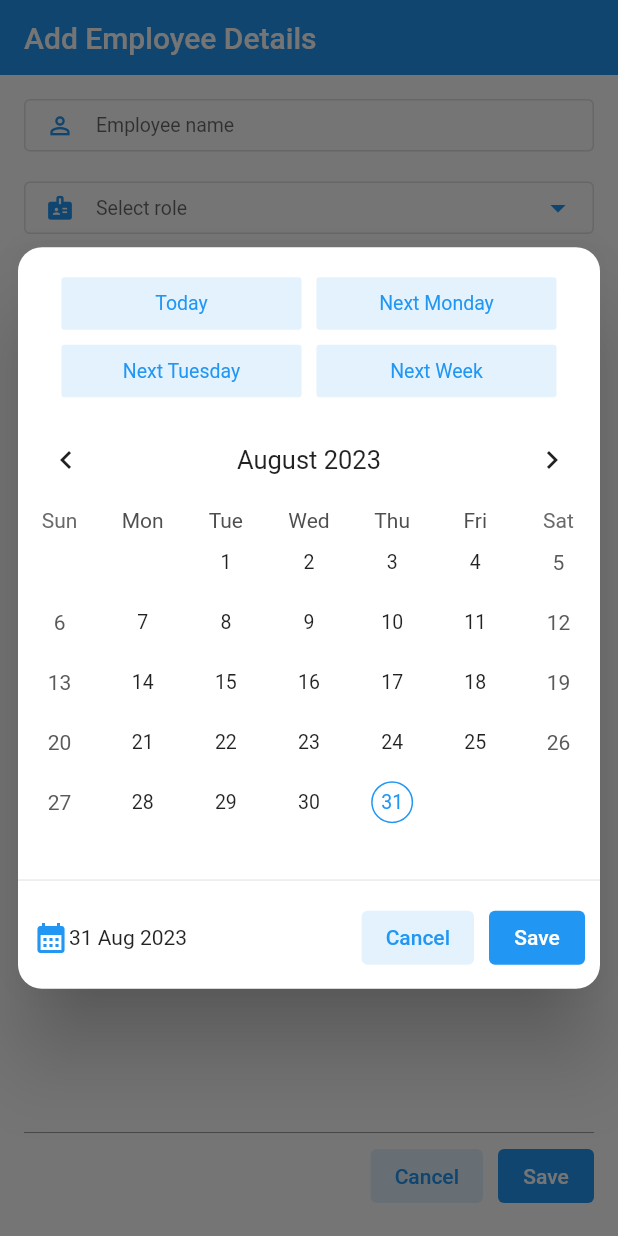
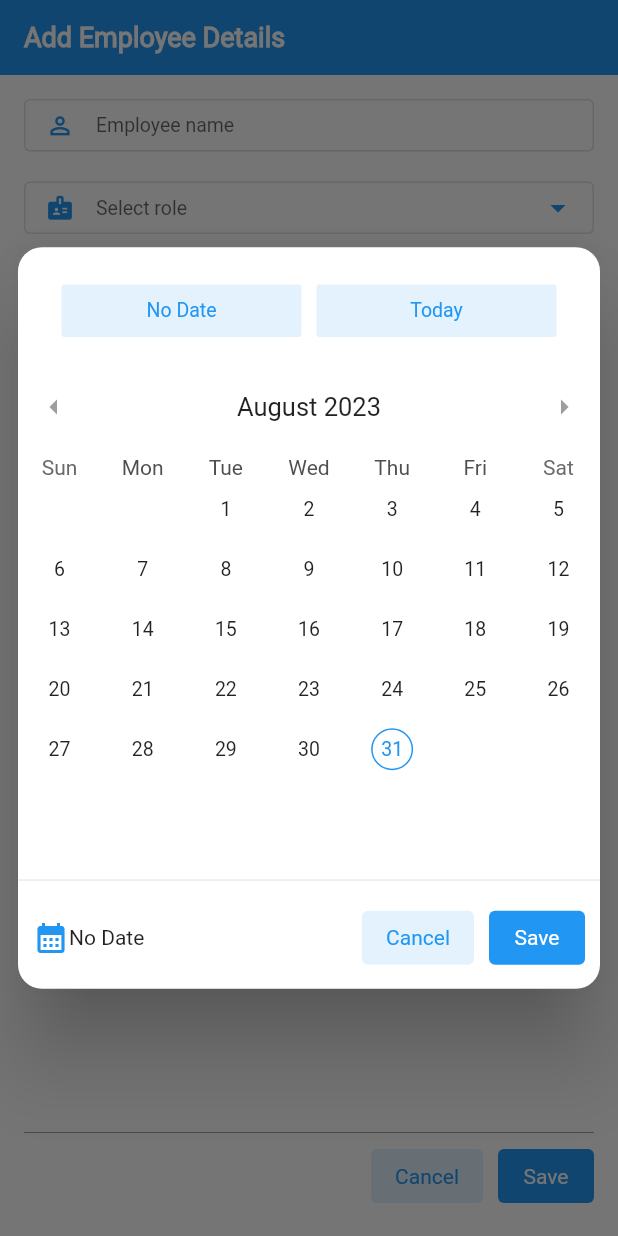
Before and after one commit to CodeRebirth/simple_employee_management, a Flutter app: the AddOrEditEmployeeDetails screen opened directly, after a tap on "No date", on a phone screen of 412 x 824 dp. Run offline on Flutter 3.47's test engine with Material 2 defaults, Android fonts, the phone set to English and light mode, and no system bars; drawn by our look-alikes of table_calendar; our stand-ins replace bloc, equatable, flutter_bloc, flutter_svg, sqflite; accounts and stored records are empty.

Commit message:
completed calender part and ui fixes

```diff
--- a/lib/main.dart
+++ b/lib/main.dart
@@ -1,4 +1,5 @@
 import 'package:flutter/material.dart';
+import 'package:flutter/services.dart';
 import 'package:flutter_bloc/flutter_bloc.dart';
 import 'package:simple_employee_management/ui/screens/employee_list.dart';
 import 'bloc/employee_list_bloc.dart';
@@ -8,6 +9,9 @@ void main() {
   WidgetsFlutterBinding.ensureInitialized();
   final databaseHelper = DatabaseHelper();
   databaseHelper.initDatabase().then((value) {
+    SystemChrome.setPreferredOrientations([
+      DeviceOrientation.portraitUp,
+    ]);
     runApp(MultiBlocProvider(providers: [
       BlocProvider<EmployeeListBloc>(
         create: (context) => EmployeeListBloc(databaseHelper)..add(FetchEmployeeListEvent()),
@@ -24,6 +28,7 @@ class MyApp extends StatelessWidget {
       debugShowCheckedModeBanner: false,
       title: 'Employee Manager',
       theme: ThemeData(
+        fontFamily: 'Roboto',
         primaryColor: Colors.blue,
         appBarTheme: const AppBarTheme(elevation: 0),
         scaffoldBackgroundColor: Colors.white,
--- a/lib/ui/screens/add_employee.dart
+++ b/lib/ui/screens/add_employee.dart
@@ -64,19 +64,39 @@ class _AddEmployeeDetailsState extends State<AddOrEditEmployeeDetails> {
           child: StatefulBuilder(
             builder: (context, setState) {
               return SizedBox(
-                height: MediaQuery.of(context).size.height * .60,
+                height: MediaQuery.of(context).size.height <= 700 ? MediaQuery.of(context).size.height * .84 : MediaQuery.of(context).size.height * .60,
                 child: Padding(
                   padding: const EdgeInsets.only(top: 10.0),
                   child: Center(
                     child: Column(
                       children: [
-                        Container(
+                        Expanded(
+                          child: Container(
                               padding: const EdgeInsets.all(10.0),
                               alignment: Alignment.center,
                               child: Wrap(
                                 runSpacing: 10,
                                 spacing: 10,
                                 children: [
+                                  if (whichDate == "endDate")
+                                    InkWell(
+                                      onTap: () {
+                                        setState(() {
+                                          selectedTile = "No Date";
+                                          selectedDay = null;
+                                        });
+                                      },
+                                      child: Container(
+                                        alignment: Alignment.center,
+                                        decoration: BoxDecoration(
+                                          borderRadius: BorderRadius.circular(2),
+                                          color: selectedTile == "No Date" ? Colors.blue : Colors.blue.shade50,
+                                        ),
+                                        height: 35,
+                                        width: 160,
+                                        child: Text("No Date", style: selectedTile == "No Date" ? const TextStyle(color: Colors.white) : color),
+                                      ),
+                                    ),
                                   InkWell(
                                     onTap: () {
                                       setState(() {
@@ -95,6 +115,7 @@ class _AddEmployeeDetailsState extends State<AddOrEditEmployeeDetails> {
                                       child: Text("Today", style: selectedTile == "Today" ? const TextStyle(color: Colors.white) : color),
                                     ),
                                   ),
+                                  if (whichDate != "endDate")
                                     InkWell(
                                       onTap: () {
                                         setState(() {
@@ -116,6 +137,7 @@ class _AddEmployeeDetailsState extends State<AddOrEditEmployeeDetails> {
                                         child: Text("Next Monday", style: selectedTile == "Monday" ? const TextStyle(color: Colors.white) : color),
                                       ),
                                     ),
+                                  if (whichDate != "endDate")
                                     InkWell(
                                       onTap: () {
                                         DateTime now = selectedDay ?? DateTime.now();
@@ -141,6 +163,7 @@ class _AddEmployeeDetailsState extends State<AddOrEditEmployeeDetails> {
                                         child: Text("Next Tuesday", style: selectedTile == "Tuesday" ? const TextStyle(color: Colors.white) : color),
                                       ),
                                     ),
+                                  if (whichDate != "endDate")
                                     InkWell(
                                       onTap: () {
                                         DateTime now = selectedDay ?? DateTime.now();
@@ -148,6 +171,7 @@ class _AddEmployeeDetailsState extends State<AddOrEditEmployeeDetails> {
 
                                         setState(() {
                                           selectedDay = nextWeek;
+                                          selectedTile = "One Week";
                                         });
                                       },
                                       child: Container(
@@ -163,6 +187,7 @@ class _AddEmployeeDetailsState extends State<AddOrEditEmployeeDetails> {
                                     )
                                 ],
                               )),
+                        ),
                         TableCalendar(
                           calendarStyle: CalendarStyle(
                             todayDecoration: BoxDecoration(shape: BoxShape.circle, color: Colors.white, border: Border.all(color: Colors.blue)),
@@ -172,12 +197,25 @@ class _AddEmployeeDetailsState extends State<AddOrEditEmployeeDetails> {
                               fontSize: 13,
                               color: Colors.blue,
                             ),
+                            weekendTextStyle: const TextStyle(color: Colors.black87, fontSize: 13),
                             selectedDecoration: const BoxDecoration(
                               shape: BoxShape.circle,
                               color: Colors.blue,
                             ),
+                            disabledTextStyle: TextStyle(color: Colors.grey.shade200, fontSize: 13),
                             outsideDaysVisible: false,
                           ),
+                          enabledDayPredicate: (day) {
+                            if (whichDate == "endDate") {
+                              if (joiningDateController.text != "Today") {
+                                if (day.isBefore(DateFormat('dd MMM yyyy').parse(joiningDateController.text))) {
+                                  return false;
+                                }
+                              }
+                            }
+
+                            return true;
+                          },
                           selectedDayPredicate: (day) {
                             return isSameDay(selectedDay, day);
                           },
@@ -186,10 +224,24 @@ class _AddEmployeeDetailsState extends State<AddOrEditEmployeeDetails> {
                           lastDay: DateTime.utc(2030, 12, 31),
                           focusedDay: selectedDay ?? DateTime.now(),
                           headerVisible: true,
-                          headerStyle: const HeaderStyle(titleCentered: true, formatButtonVisible: false, formatButtonShowsNext: false),
+                          headerStyle: const HeaderStyle(
+                              formatButtonVisible: false,
+                              rightChevronIcon: Icon(
+                                Icons.arrow_right,
+                                color: Colors.grey,
+                              ),
+                              leftChevronIcon: Icon(
+                                Icons.arrow_left,
+                                color: Colors.grey,
+                              ),
+                              titleCentered: true,
+                              rightChevronMargin: EdgeInsets.zero,
+                              leftChevronMargin: EdgeInsets.zero,
+                              formatButtonShowsNext: false),
                           calendarFormat: CalendarFormat.month,
                           onDaySelected: (selectedDayCl, focusedDay) {
                             setState(() {
+                              selectedTile = "Empty";
                               selectedDay = selectedDayCl;
                             });
                           },
@@ -208,7 +260,11 @@ class _AddEmployeeDetailsState extends State<AddOrEditEmployeeDetails> {
                                     Icons.calendar_month,
                                     color: Theme.of(context).primaryColor,
                                   ),
-                                  selectedDay == null ? Text(DateFormat('dd MMM yyyy').format(DateTime.now())) : Text(DateFormat('dd MMM yyyy').format(selectedDay!)),
+                                  selectedDay == null && whichDate == "endDate"
+                                      ? const Text("No Date")
+                                      : selectedDay == null
+                                          ? Text(DateFormat('dd MMM yyyy').format(DateTime.now()))
+                                          : Text(DateFormat('dd MMM yyyy').format(selectedDay!)),
                                   const Spacer(),
                                   Row(
                                     mainAxisAlignment: MainAxisAlignment.end,
@@ -230,7 +286,12 @@ class _AddEmployeeDetailsState extends State<AddOrEditEmployeeDetails> {
                                               joiningDateController.text = DateFormat('dd MMM yyyy').format(selectedDay!);
                                               Navigator.of(context).pop();
                                             } else {
+                                              if (selectedDay != null) {
                                                 endingDateController.text = DateFormat('dd MMM yyyy').format(selectedDay!);
+                                              } else {
+                                                endingDateController.text = "No date";
+                                              }
+
                                               Navigator.of(context).pop();
                                             }
                                           },
@@ -280,6 +341,7 @@ class _AddEmployeeDetailsState extends State<AddOrEditEmployeeDetails> {
   @override
   Widget build(BuildContext context) {
     return Scaffold(
+      resizeToAvoidBottomInset: false,
       appBar: const CommonAppBar(title: "Add Employee Details"),
       body: Padding(
         padding: const EdgeInsets.all(16.0),
@@ -313,7 +375,8 @@ class _AddEmployeeDetailsState extends State<AddOrEditEmployeeDetails> {
             ),
             Row(
               children: [
-                InkWell(
+                Expanded(
+                  child: InkWell(
                     onTap: () async {
                       showAndSetDate(joiningDateController, "joinDate");
                     },
@@ -323,8 +386,9 @@ class _AddEmployeeDetailsState extends State<AddOrEditEmployeeDetails> {
                         textSize: 11,
                         hintText: 'Today',
                         icon: Icons.calendar_month,
-                      width: 151.5,
+                        width: MediaQuery.of(context).size.width * .389,
                         controller: joiningDateController,
+                      ),
                     ),
                   ),
                 ),
@@ -335,7 +399,8 @@ class _AddEmployeeDetailsState extends State<AddOrEditEmployeeDetails> {
                       size: 17,
                       color: Theme.of(context).primaryColor,
                     )),
-                InkWell(
+                Expanded(
+                  child: InkWell(
                     onTap: () {
                       showAndSetDate(endingDateController, "endDate");
                     },
@@ -344,8 +409,9 @@ class _AddEmployeeDetailsState extends State<AddOrEditEmployeeDetails> {
                       child: RoundedIconTextField(
                         hintText: 'No date',
                         icon: Icons.calendar_month,
-                      width: 151.5,
+                        width: MediaQuery.of(context).size.width * .389,
                         controller: endingDateController,
+                      ),
                     ),
                   ),
                 ),
@@ -372,12 +438,15 @@ class _AddEmployeeDetailsState extends State<AddOrEditEmployeeDetails> {
                 ElevatedButton(
                     style: ElevatedButton.styleFrom(elevation: 0),
                     onPressed: () {
+                      if (empTextController.text.isEmpty || roleController.text.isEmpty || joiningDateController.text.isEmpty || endingDateController.text.isEmpty) {
+                        ScaffoldMessenger.of(context).showSnackBar(const SnackBar(content: Text("Please fill all the required information")));
+                      } else {
                         EmployeeModel newEmployee = EmployeeModel(
                             id: widget.existingData == null ? null : widget.existingData!["id"],
                             empName: empTextController.text,
                             role: roleController.text,
-                          joining_date: joiningDateController.text,
-                          ending_date: endingDateController.text);
+                            joining_date: joiningDateController.text == "Today" ? DateFormat('dd MMM yyyy').format(DateTime.now()) : joiningDateController.text,
+                            ending_date: endingDateController.text == "No date" ? "" : endingDateController.text);
                         if (widget.existingData != null) {
                           //updating employee record
                           if (kDebugMode) {}
@@ -387,6 +456,7 @@ class _AddEmployeeDetailsState extends State<AddOrEditEmployeeDetails> {
                         }
                         BlocProvider.of<EmployeeListBloc>(context, listen: false).add(AddEmployeeEvent(empData: newEmployee));
                         Navigator.pop(context);
+                      }
                     },
                     child: const Text("Save"))
               ],
@@ -428,7 +498,7 @@ class RoundedIconTextField extends StatelessWidget {
         width: width,
         child: TextField(
           controller: controller,
-          style: TextStyle(fontSize: textSize ?? 13),
+          style: const TextStyle(fontSize: 13),
           decoration: InputDecoration(
             hintStyle: const TextStyle(fontSize: 13),
             suffixIcon: suffixIcon != null
--- a/lib/ui/widgets/common_appbar.dart
+++ b/lib/ui/widgets/common_appbar.dart
@@ -14,7 +14,7 @@ class CommonAppBar extends StatelessWidget implements PreferredSizeWidget {
       elevation: 0,
       iconTheme: IconTheme.of(context),
       centerTitle: false,
-      title: Text(title),
+      title: Text(title, style: const TextStyle(fontSize: 18, fontWeight: FontWeight.bold)),
     );
   }
 
--- a/lib/ui/widgets/dismissable_employee.dart
+++ b/lib/ui/widgets/dismissable_employee.dart
@@ -2,6 +2,7 @@ import 'dart:math';
 
 import 'package:flutter/material.dart';
 import 'package:flutter_bloc/flutter_bloc.dart';
+
 import 'package:simple_employee_management/bloc/employee_list_bloc.dart';
 import 'package:simple_employee_management/model/employee_model.dart';
 import 'package:simple_employee_management/ui/screens/add_employee.dart';
@@ -15,12 +16,14 @@ class DismissableEmployeeTile extends StatelessWidget {
     required this.employees,
     required this.employee,
     required this.index,
+    required this.prevEmployeeList,
   }) : super(key: key);
 
   final DatabaseHelper dbHelper;
   final List<EmployeeModel> employees;
   final EmployeeModel employee;
   final int index;
+  final bool prevEmployeeList;
 
   @override
   Widget build(BuildContext context) {
@@ -63,7 +66,9 @@ class DismissableEmployeeTile extends StatelessWidget {
               const SizedBox(
                 height: 5,
               ),
-              Text("From ${employee.joining_date}", style: Theme.of(context).textTheme.displaySmall!.copyWith(fontSize: 10)),
+              prevEmployeeList == true
+                  ? Text("From ${employee.joining_date} to ${employee.ending_date}", style: Theme.of(context).textTheme.displaySmall!.copyWith(fontSize: 10))
+                  : Text("From ${employee.joining_date} ", style: Theme.of(context).textTheme.displaySmall!.copyWith(fontSize: 10)),
             ],
           ),
         ),
--- a/lib/ui/widgets/no_employee.dart
+++ b/lib/ui/widgets/no_employee.dart
@@ -155,7 +155,10 @@ class NoEmployeeFound extends StatelessWidget {
           width: 200,
           height: 200,
         ),
-        const Text("No Employee records found")
+        const Text(
+          "No Employee records found",
+          style: TextStyle(fontSize: 16),
+        )
       ],
     );
   }
```
Also changed, not shown: lib/bloc/employee_list_bloc.dart (+17 -16 lines), lib/helpers/db_helper.dart (+28 -9 lines), lib/ui/screens/employee_list.dart (+25 -8 lines), pubspec.yaml (+4 -6 lines), assets/fonts/Roboto-Regular.ttf (added). Lines whose indentation alone changed are shown as unchanged.
